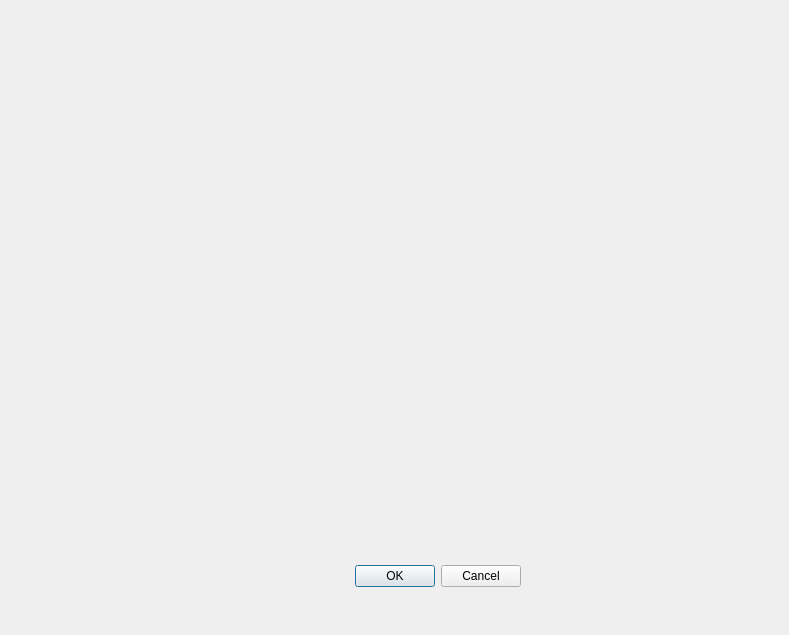
First picture: the form in ui/gui.ui, repository Daraniel/StockPrediction, before the edit.
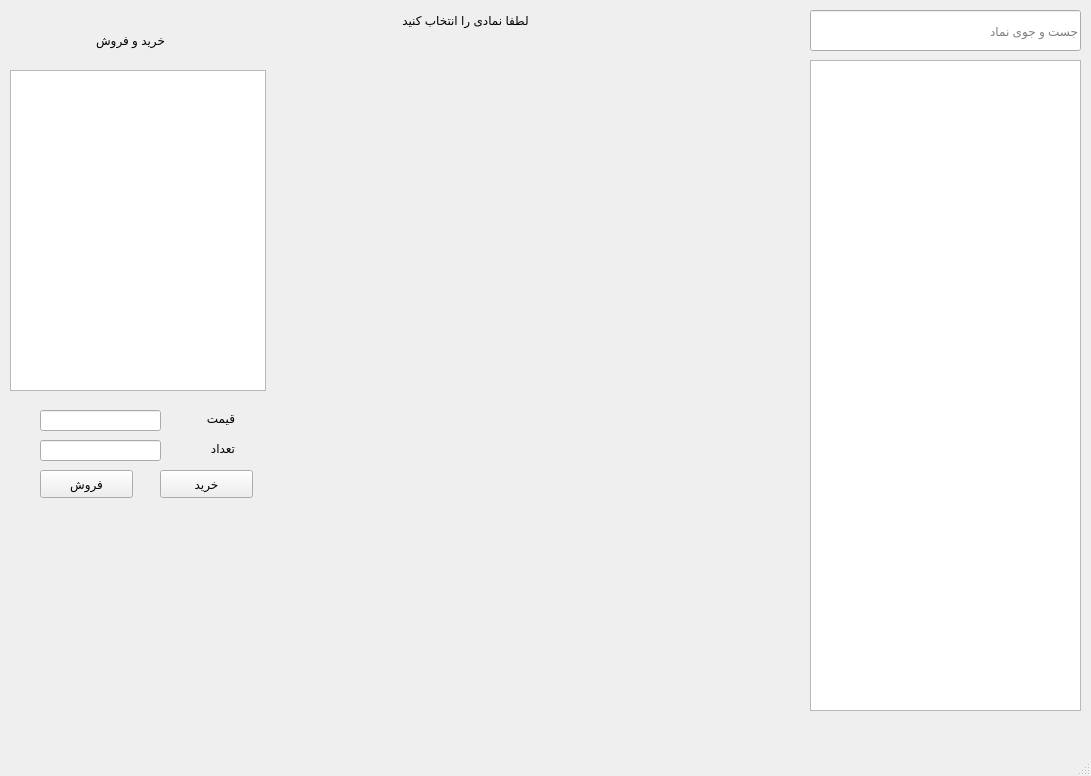
Second picture: the form after the edit.

What changed in the file:
```diff
--- a/ui/gui.ui
+++ b/ui/gui.ui
@@ -1,44 +1,209 @@
 <?xml version="1.0" encoding="UTF-8"?>
 <ui version="4.0">
- <class>Dialog</class>
- <widget class="QDialog" name="Dialog">
+ <class>MainWindow</class>
+ <widget class="QMainWindow" name="MainWindow">
   <property name="geometry">
    <rect>
     <x>0</x>
     <y>0</y>
-    <width>789</width>
-    <height>635</height>
+    <width>1091</width>
+    <height>776</height>
    </rect>
   </property>
   <property name="windowTitle">
    <string>Dialog</string>
   </property>
-  <widget class="QDialogButtonBox" name="buttonBox">
-   <property name="geometry">
-    <rect>
-     <x>180</x>
-     <y>560</y>
-     <width>341</width>
-     <height>32</height>
-    </rect>
-   </property>
-   <property name="orientation">
-    <enum>Qt::Horizontal</enum>
-   </property>
-   <property name="standardButtons">
-    <set>QDialogButtonBox::Cancel|QDialogButtonBox::Ok</set>
-   </property>
+  <widget class="QWidget" name="centralwidget">
+   <widget class="QListWidget" name="stockList">
+    <property name="geometry">
+     <rect>
+      <x>810</x>
+      <y>60</y>
+      <width>271</width>
+      <height>651</height>
+     </rect>
+    </property>
+    <property name="layoutDirection">
+     <enum>Qt::RightToLeft</enum>
+    </property>
+   </widget>
+   <widget class="QLabel" name="label_2">
+    <property name="geometry">
+     <rect>
+      <x>180</x>
+      <y>410</y>
+      <width>55</width>
+      <height>16</height>
+     </rect>
+    </property>
+    <property name="text">
+     <string>قیمت</string>
+    </property>
+   </widget>
+   <widget class="QLabel" name="stockName">
+    <property name="geometry">
+     <rect>
+      <x>370</x>
+      <y>10</y>
+      <width>191</width>
+      <height>21</height>
+     </rect>
+    </property>
+    <property name="text">
+     <string>لطفا نمادی را انتخاب کنید</string>
+    </property>
+    <property name="alignment">
+     <set>Qt::AlignCenter</set>
+    </property>
+   </widget>
+   <widget class="QWidget" name="bottomGraph" native="true">
+    <property name="geometry">
+     <rect>
+      <x>280</x>
+      <y>380</y>
+      <width>521</width>
+      <height>331</height>
+     </rect>
+    </property>
+   </widget>
+   <widget class="QLineEdit" name="searchField">
+    <property name="geometry">
+     <rect>
+      <x>810</x>
+      <y>10</y>
+      <width>271</width>
+      <height>41</height>
+     </rect>
+    </property>
+    <property name="text">
+     <string/>
+    </property>
+    <property name="alignment">
+     <set>Qt::AlignLeading|Qt::AlignLeft|Qt::AlignVCenter</set>
+    </property>
+    <property name="placeholderText">
+     <string>جست و جوی نماد</string>
+    </property>
+   </widget>
+   <widget class="QLabel" name="label">
+    <property name="geometry">
+     <rect>
+      <x>60</x>
+      <y>20</y>
+      <width>141</width>
+      <height>41</height>
+     </rect>
+    </property>
+    <property name="text">
+     <string>خرید و فروش</string>
+    </property>
+    <property name="alignment">
+     <set>Qt::AlignCenter</set>
+    </property>
+   </widget>
+   <widget class="QLabel" name="label_3">
+    <property name="geometry">
+     <rect>
+      <x>180</x>
+      <y>440</y>
+      <width>55</width>
+      <height>16</height>
+     </rect>
+    </property>
+    <property name="text">
+     <string>تعداد</string>
+    </property>
+   </widget>
+   <widget class="QWidget" name="topGraph" native="true">
+    <property name="geometry">
+     <rect>
+      <x>280</x>
+      <y>40</y>
+      <width>521</width>
+      <height>331</height>
+     </rect>
+    </property>
+   </widget>
+   <widget class="QListWidget" name="stockList_2">
+    <property name="geometry">
+     <rect>
+      <x>10</x>
+      <y>70</y>
+      <width>256</width>
+      <height>321</height>
+     </rect>
+    </property>
+   </widget>
+   <widget class="QLineEdit" name="price">
+    <property name="geometry">
+     <rect>
+      <x>40</x>
+      <y>410</y>
+      <width>121</width>
+      <height>21</height>
+     </rect>
+    </property>
+    <property name="inputMethodHints">
+     <set>Qt::ImhDigitsOnly</set>
+    </property>
+    <property name="maxLength">
+     <number>12</number>
+    </property>
+   </widget>
+   <widget class="QLineEdit" name="volume">
+    <property name="geometry">
+     <rect>
+      <x>40</x>
+      <y>440</y>
+      <width>121</width>
+      <height>21</height>
+     </rect>
+    </property>
+    <property name="inputMethodHints">
+     <set>Qt::ImhDigitsOnly</set>
+    </property>
+    <property name="maxLength">
+     <number>12</number>
+    </property>
+   </widget>
+   <widget class="QPushButton" name="buyButton">
+    <property name="geometry">
+     <rect>
+      <x>160</x>
+      <y>470</y>
+      <width>93</width>
+      <height>28</height>
+     </rect>
+    </property>
+    <property name="text">
+     <string>خرید</string>
+    </property>
+   </widget>
+   <widget class="QPushButton" name="sellButton">
+    <property name="geometry">
+     <rect>
+      <x>40</x>
+      <y>470</y>
+      <width>93</width>
+      <height>28</height>
+     </rect>
+    </property>
+    <property name="text">
+     <string>فروش</string>
+    </property>
+   </widget>
   </widget>
-  <widget class="QWidget" name="widget" native="true">
+  <widget class="QMenuBar" name="menubar">
    <property name="geometry">
     <rect>
-     <x>10</x>
+     <x>0</x>
      <y>0</y>
-     <width>391</width>
-     <height>331</height>
+     <width>1091</width>
+     <height>26</height>
     </rect>
    </property>
   </widget>
+  <widget class="QStatusBar" name="statusbar"/>
  </widget>
  <resources/>
  <connections>
```
Left out of the diff: 37 changed lines with no effect on the pictures.
